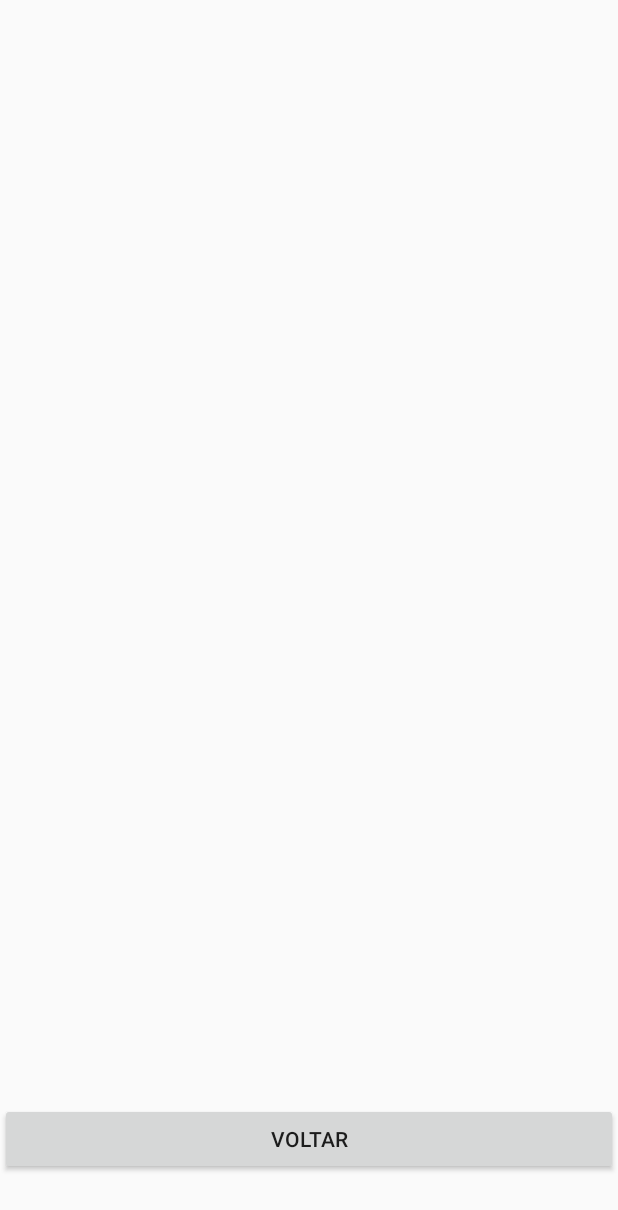
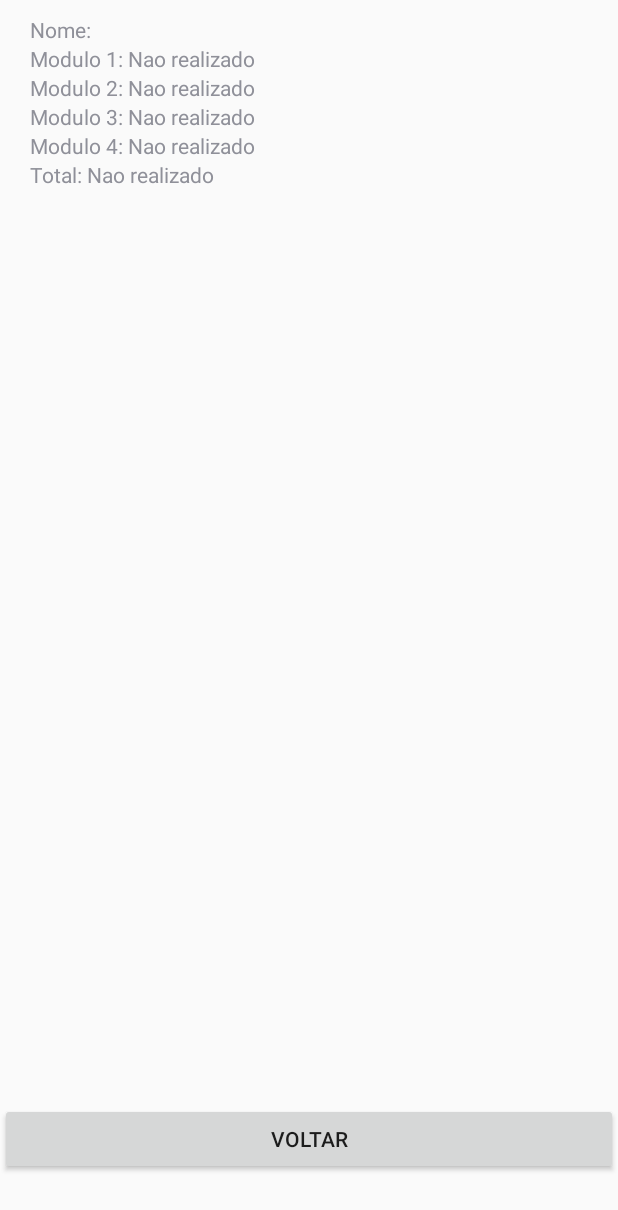
Before and after one commit to alvaromarinho/showdatrigonometria, an Android app: the Consultar screen opened directly, with no data from a screen before it, on a phone screen of 412 x 824 dp. Shown: the top 1210 px of the screen. Run offline under Robolectric (Android 15) with nearby library versions, the phone set to English and light mode, and no system bars.

Commit message:
Ranking na tela de consulta

```diff
--- a/app/src/main/java/com/example/alvinkalango/showdatrigonometria/Cadastrar.java
+++ b/app/src/main/java/com/example/alvinkalango/showdatrigonometria/Cadastrar.java
@@ -29,7 +29,7 @@ public class Cadastrar extends Activity{
             @Override
             public void onClick(View v) {
                 usuarioString = ET_usuario.getText().toString();
-                resultado = CRUD.inserirRegistro(usuarioString, null, null, null, null, null, null, null);
+                resultado = CRUD.inserirRegistro(usuarioString, "Nao realizado", "Nao realizado", "Nao realizado", "Nao realizado", "Nao realizado", "Nao realizado", "Nao realizado");
                 Toast.makeText(getApplicationContext(), resultado, Toast.LENGTH_LONG).show();
                 finish();
             }
--- a/app/src/main/java/com/example/alvinkalango/showdatrigonometria/Consultar.java
+++ b/app/src/main/java/com/example/alvinkalango/showdatrigonometria/Consultar.java
@@ -26,11 +26,10 @@ public class Consultar extends Activity{
         CRUD = new ManipulaBanco(getBaseContext());
         final Cursor Cursor = CRUD.carregarDados();
 
-        String[] nomeCampos = new String[]{CriarBanco.NOME};
-        int[] idViews = new int[]{R.id.nomeUsuario};
+        String[] nomeCampos = new String[]{CriarBanco.NOME, CriarBanco.MOD1, CriarBanco.MOD2, CriarBanco.MOD3, CriarBanco.MOD4, CriarBanco.TOTAL};
+        int[] idViews = new int[]{R.id.nomeUsuario, R.id.textM1, R.id.textM2, R.id.textM3, R.id.textM4, R.id.textMT};
 
-        SimpleCursorAdapter adaptador = new SimpleCursorAdapter(getBaseContext(),
-                R.layout.usuario, Cursor, nomeCampos, idViews, 0);
+        SimpleCursorAdapter adaptador = new SimpleCursorAdapter(getBaseContext(), R.layout.usuario_consultar, Cursor, nomeCampos, idViews, 0);
 
         Bt_voltar = (Button) findViewById(R.id.bt_voltar);
         Lista = (ListView) findViewById(R.id.listView);
--- a/app/src/main/java/com/example/alvinkalango/showdatrigonometria/CriarBanco.java
+++ b/app/src/main/java/com/example/alvinkalango/showdatrigonometria/CriarBanco.java
@@ -14,11 +14,11 @@ public class CriarBanco extends SQLiteOpenHelper{
     protected static final String NOME = "nome";
     protected static final String PERGUNTA = "pergunta";
     protected static final String ACERTOSMODULO = "acertosmodulo";
-    protected static final String PERCENTUAL1 = "percentual1";
-    protected static final String PERCENTUAL2 = "percentual2";
-    protected static final String PERCENTUAL3 = "percentual3";
-    protected static final String PERCENTUAL4 = "percentual4";
-    protected static final String PERCENTUALTOTAL = "percentualtotal";
+    protected static final String MOD1 = "mod1";
+    protected static final String MOD2 = "mod2";
+    protected static final String MOD3 = "mod3";
+    protected static final String MOD4 = "mod4";
+    protected static final String TOTAL = "total";
     protected static final String QUESTAO = "questao";
     protected static final String RESPOSTA = "resposta";
     protected static final String OPTA = "opta";
@@ -31,11 +31,11 @@ public class CriarBanco extends SQLiteOpenHelper{
             NOME + " TEXT, " +
             PERGUNTA + " INTERGER, " +
             ACERTOSMODULO + " INTERGER, " +
-            PERCENTUAL1 + " INTERGER, " +
-            PERCENTUAL2 + " INTERGER, " +
-            PERCENTUAL3 + " INTERGER, " +
-            PERCENTUAL4 + " INTERGER, " +
-            PERCENTUALTOTAL + " INTERGER); ";
+            MOD1 + " INTERGER, " +
+            MOD2 + " INTERGER, " +
+            MOD3 + " INTERGER, " +
+            MOD4 + " INTERGER, " +
+            TOTAL + " INTERGER); ";
 
     private static final String sql2 = "CREATE TABLE IF NOT EXISTS " + TABELA2 + " (" +
             ID + " INTEGER PRIMARY KEY AUTOINCREMENT, " +
--- a/app/src/main/java/com/example/alvinkalango/showdatrigonometria/Entrar.java
+++ b/app/src/main/java/com/example/alvinkalango/showdatrigonometria/Entrar.java
@@ -11,7 +11,6 @@ import android.widget.AdapterView;
 import android.widget.Button;
 import android.widget.ListView;
 import android.widget.SimpleCursorAdapter;
-import android.widget.Toast;
 
 public class Entrar extends AppCompatActivity {
 
@@ -32,7 +31,7 @@ public class Entrar extends AppCompatActivity {
         int[] idViews = new int[]{R.id.nomeUsuario};
 
         SimpleCursorAdapter adaptador = new SimpleCursorAdapter(getBaseContext(),
-                R.layout.usuario, Cursor, nomeCampos, idViews, 0);
+                R.layout.usuario_entrar, Cursor, nomeCampos, idViews, 0);
 
         Bt_voltar = (Button) findViewById(R.id.bt_voltar);
         Lista = (ListView) findViewById(R.id.listView);
--- a/app/src/main/java/com/example/alvinkalango/showdatrigonometria/ManipulaBanco.java
+++ b/app/src/main/java/com/example/alvinkalango/showdatrigonometria/ManipulaBanco.java
@@ -20,7 +20,7 @@ public class ManipulaBanco {
 
     public Cursor carregarDados(){
         Cursor cursor;
-        String[] campos =  {CriarBanco.ID, CriarBanco.NOME};
+        String[] campos =  {CriarBanco.ID, CriarBanco.NOME, CriarBanco.MOD1, CriarBanco.MOD2, CriarBanco.MOD3, CriarBanco.MOD4, CriarBanco.TOTAL};
         db = banco.getReadableDatabase();
         cursor = db.query(CriarBanco.TABELA, campos, null, null, null, null, null);
 
@@ -38,11 +38,11 @@ public class ManipulaBanco {
                 banco.NOME,
                 banco.PERGUNTA,
                 banco.ACERTOSMODULO,
-                banco.PERCENTUAL1,
-                banco.PERCENTUAL2,
-                banco.PERCENTUAL3,
-                banco.PERCENTUAL4,
-                banco.PERCENTUALTOTAL
+                banco.MOD1,
+                banco.MOD2,
+                banco.MOD3,
+                banco.MOD4,
+                banco.TOTAL
         };
         String where = CriarBanco.ID + "=" + id;
         db = banco.getReadableDatabase();
@@ -56,7 +56,7 @@ public class ManipulaBanco {
     }
 
     public String inserirRegistro(String nome, String pergunta, String acertosmodulo,
-                                  String percentual1, String percentual2, String percentual3, String percentual4, String percentualtotal){
+                                  String mod1, String mod2, String mod3, String mod4, String total){
         ContentValues valores;
         long resultado;
 
@@ -65,11 +65,11 @@ public class ManipulaBanco {
         if (nome != null) valores.put(banco.NOME, nome);
         if (pergunta != null) valores.put(banco.PERGUNTA, pergunta);
         if (acertosmodulo != null) valores.put(banco.ACERTOSMODULO, acertosmodulo);
-        if (percentual1 != null) valores.put(banco.PERCENTUAL1, percentual1);
-        if (percentual2 != null) valores.put(banco.PERCENTUAL2, percentual2);
-        if (percentual3 != null) valores.put(banco.PERCENTUAL3, percentual3);
-        if (percentual4 != null) valores.put(banco.PERCENTUAL4, percentual4);
-        if (percentualtotal != null) valores.put(banco.PERCENTUALTOTAL, percentualtotal);
+        if (mod1 != null) valores.put(banco.MOD1, mod1);
+        if (mod2 != null) valores.put(banco.MOD2, mod2);
+        if (mod3 != null) valores.put(banco.MOD3, mod3);
+        if (mod4 != null) valores.put(banco.MOD4, mod4);
+        if (total != null) valores.put(banco.TOTAL, total);
 
         resultado = db.insertOrThrow(banco.TABELA, null, valores);
         db.close();
@@ -81,7 +81,7 @@ public class ManipulaBanco {
     }
 
     public void alterarRegistro(int id, String nome, String pergunta, String acertosmodulo,
-                                String percentual1, String percentual2, String percentual3, String percentual4, String percentualtotal){
+                                String mod1, String mod2, String mod3, String mod4, String total){
         ContentValues valores;
         String where;
 
@@ -94,11 +94,11 @@ public class ManipulaBanco {
         if (nome != null) valores.put(banco.NOME, nome);
         if (pergunta != null) valores.put(banco.PERGUNTA, pergunta);
         if (acertosmodulo != null) valores.put(banco.ACERTOSMODULO, acertosmodulo);
-        if (percentual1 != null) valores.put(banco.PERCENTUAL1, percentual1);
-        if (percentual2 != null) valores.put(banco.PERCENTUAL2, percentual2);
-        if (percentual3 != null) valores.put(banco.PERCENTUAL3, percentual3);
-        if (percentual4 != null) valores.put(banco.PERCENTUAL4, percentual4);
-        if (percentualtotal != null) valores.put(banco.PERCENTUALTOTAL, percentualtotal);
+        if (mod1 != null) valores.put(banco.MOD1, mod1);
+        if (mod2 != null) valores.put(banco.MOD2, mod2);
+        if (mod3 != null) valores.put(banco.MOD3, mod3);
+        if (mod4 != null) valores.put(banco.MOD4, mod4);
+        if (total != null) valores.put(banco.TOTAL, total);
 
         db.update(CriarBanco.TABELA,valores,where,null);
     }
--- a/app/src/main/java/com/example/alvinkalango/showdatrigonometria/Quiz.java
+++ b/app/src/main/java/com/example/alvinkalango/showdatrigonometria/Quiz.java
@@ -79,19 +79,20 @@ public class Quiz extends Activity {
                 if (nques == 5) {
                     nques = 0;
                     pontuacaoTotal = pontuacaoTotal + pontuacaoTemp;
+                    percTemp = (pontuacaoTemp*100)/5;
 
                     switch (modulo) {
                         case 1:
-                            Banco.alterarRegistro(Integer.parseInt(codigo), null, null, null, Integer.toString(pontuacaoTemp), null, null, null, null);
+                            Banco.alterarRegistro(Integer.parseInt(codigo), null, null, null, Integer.toString(percTemp) + " %", null, null, null, null);
                             break;
                         case 2:
-                            Banco.alterarRegistro(Integer.parseInt(codigo), null, null, null, null, Integer.toString(pontuacaoTemp), null, null, null);
+                            Banco.alterarRegistro(Integer.parseInt(codigo), null, null, null, null, Integer.toString(percTemp) + " %", null, null, null);
                             break;
                         case 3:
-                            Banco.alterarRegistro(Integer.parseInt(codigo), null, null, null, null, null, Integer.toString(pontuacaoTemp), null, null);
+                            Banco.alterarRegistro(Integer.parseInt(codigo), null, null, null, null, null, Integer.toString(percTemp) + " %", null, null);
                             break;
                         case 4:
-                            Banco.alterarRegistro(Integer.parseInt(codigo), null, null, null, null, null, null, Integer.toString(pontuacaoTemp), null);
+                            Banco.alterarRegistro(Integer.parseInt(codigo), null, null, null, null, null, null, Integer.toString(percTemp) + " %", null);
                             break;
                     }
 
@@ -99,7 +100,7 @@ public class Quiz extends Activity {
 
                     AlertDialog.Builder builder = new AlertDialog.Builder(Quiz.this);
                     builder.setTitle("Etapa concluída");
-                    percTemp = (pontuacaoTemp*100)/5;
+
                     builder.setMessage("Acertos = " + percTemp + "%");
                     builder.setPositiveButton("OK", new DialogInterface.OnClickListener() {
                         public void onClick(DialogInterface dialog, int id) {
--- a/app/src/main/java/com/example/alvinkalango/showdatrigonometria/Resultado.java
+++ b/app/src/main/java/com/example/alvinkalango/showdatrigonometria/Resultado.java
@@ -41,7 +41,7 @@ public class Resultado extends AppCompatActivity {
         percTotal = (pontuacao*100)/10;
         resultado.setText(percTotal + " %");
 
-        CRUD.alterarRegistro(Integer.parseInt(codigo), null, null, null, null, null, null, null, Integer.toString(pontuacao));
+        CRUD.alterarRegistro(Integer.parseInt(codigo), null, null, null, null, null, null, null, Integer.toString(percTotal) + " %");
 
         if (percTotal < 40) msg.setText("Voce precisa estudar mais!");
         if (percTotal >= 40 && percTotal < 80 ) msg.setText("Voce esta na media!");
--- /dev/null
+++ b/app/src/main/res/layout/usuario_consultar.xml
@@ -0,0 +1,134 @@
+<?xml version="1.0" encoding="utf-8"?>
+<LinearLayout xmlns:android="http://schemas.android.com/apk/res/android"
+    android:layout_width="match_parent"
+    android:layout_height="match_parent"
+    android:orientation="vertical"
+    android:padding="10dp">
+
+    <LinearLayout
+        android:orientation="horizontal"
+        android:layout_width="match_parent"
+        android:layout_height="wrap_content">
+
+        <TextView
+            android:layout_width="wrap_content"
+            android:layout_height="wrap_content"
+            android:textAppearance="?android:attr/textAppearanceSmall"
+            android:text="Nome: "
+            android:id="@+id/textView0"
+            android:layout_marginLeft="10dp" />
+
+        <TextView
+            android:id="@+id/nomeUsuario"
+            android:layout_width="wrap_content"
+            android:layout_height="wrap_content"
+            android:textAppearance="?android:attr/textAppearanceSmall" />
+
+    </LinearLayout>
+
+    <LinearLayout
+        android:orientation="horizontal"
+        android:layout_width="match_parent"
+        android:layout_height="wrap_content">
+
+        <TextView
+            android:layout_width="wrap_content"
+            android:layout_height="wrap_content"
+            android:textAppearance="?android:attr/textAppearanceSmall"
+            android:text="Modulo 1: "
+            android:id="@+id/textView1"
+            android:layout_marginLeft="10dp" />
+
+        <TextView
+            android:layout_width="wrap_content"
+            android:layout_height="wrap_content"
+            android:textAppearance="?android:attr/textAppearanceSmall"
+            android:id="@+id/textM1" />
+
+    </LinearLayout>
+
+    <LinearLayout
+        android:orientation="horizontal"
+        android:layout_width="match_parent"
+        android:layout_height="wrap_content">
+
+        <TextView
+            android:layout_width="wrap_content"
+            android:layout_height="wrap_content"
+            android:textAppearance="?android:attr/textAppearanceSmall"
+            android:text="Modulo 2: "
+            android:id="@+id/textView2"
+            android:layout_marginLeft="10dp" />
+
+        <TextView
+            android:layout_width="wrap_content"
+            android:layout_height="wrap_content"
+            android:textAppearance="?android:attr/textAppearanceSmall"
+            android:id="@+id/textM2" />
+
+    </LinearLayout>
+
+    <LinearLayout
+        android:orientation="horizontal"
+        android:layout_width="match_parent"
+        android:layout_height="wrap_content">
+
+        <TextView
+            android:layout_width="wrap_content"
+            android:layout_height="wrap_content"
+            android:textAppearance="?android:attr/textAppearanceSmall"
+            android:text="Modulo 3: "
+            android:id="@+id/textView3"
+            android:layout_marginLeft="10dp" />
+
+        <TextView
+            android:layout_width="wrap_content"
+            android:layout_height="wrap_content"
+            android:textAppearance="?android:attr/textAppearanceSmall"
+            android:id="@+id/textM3" />
+
+    </LinearLayout>
+
+    <LinearLayout
+        android:orientation="horizontal"
+        android:layout_width="match_parent"
+        android:layout_height="wrap_content">
+
+        <TextView
+            android:layout_width="wrap_content"
+            android:layout_height="wrap_content"
+            android:textAppearance="?android:attr/textAppearanceSmall"
+            android:text="Modulo 4: "
+            android:id="@+id/textView4"
+            android:layout_marginLeft="10dp" />
+
+        <TextView
+            android:layout_width="wrap_content"
+            android:layout_height="wrap_content"
+            android:textAppearance="?android:attr/textAppearanceSmall"
+            android:id="@+id/textM4" />
+
+    </LinearLayout>
+
+    <LinearLayout
+        android:orientation="horizontal"
+        android:layout_width="match_parent"
+        android:layout_height="wrap_content">
+
+        <TextView
+            android:layout_width="wrap_content"
+            android:layout_height="wrap_content"
+            android:textAppearance="?android:attr/textAppearanceSmall"
+            android:text="Total: "
+            android:id="@+id/textViewT"
+            android:layout_marginLeft="10dp" />
+
+        <TextView
+            android:layout_width="wrap_content"
+            android:layout_height="wrap_content"
+            android:textAppearance="?android:attr/textAppearanceSmall"
+            android:id="@+id/textMT" />
+
+    </LinearLayout>
+
+</LinearLayout>
--- a/app/src/main/res/layout/usuario.xml
+++ b/app/src/main/res/layout/usuario_entrar.xml
@@ -11,4 +11,5 @@
         android:layout_marginLeft="5dp"
         android:layout_marginTop="5dp"
         android:text="NOME" />
+
 </LinearLayout>
```
